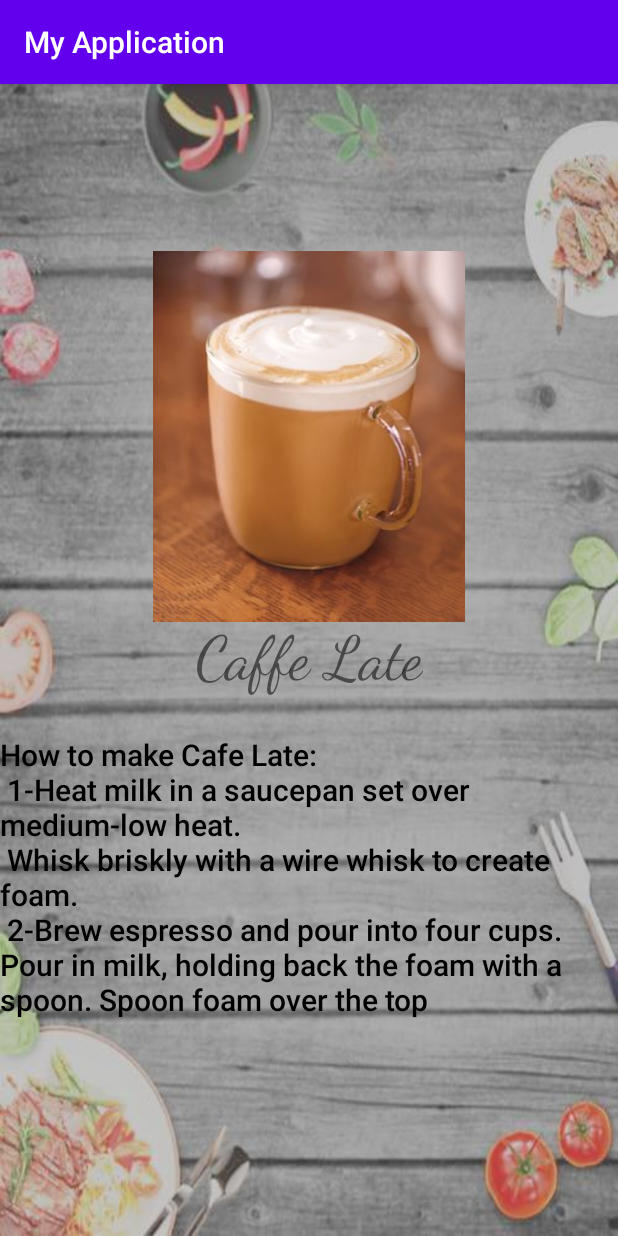
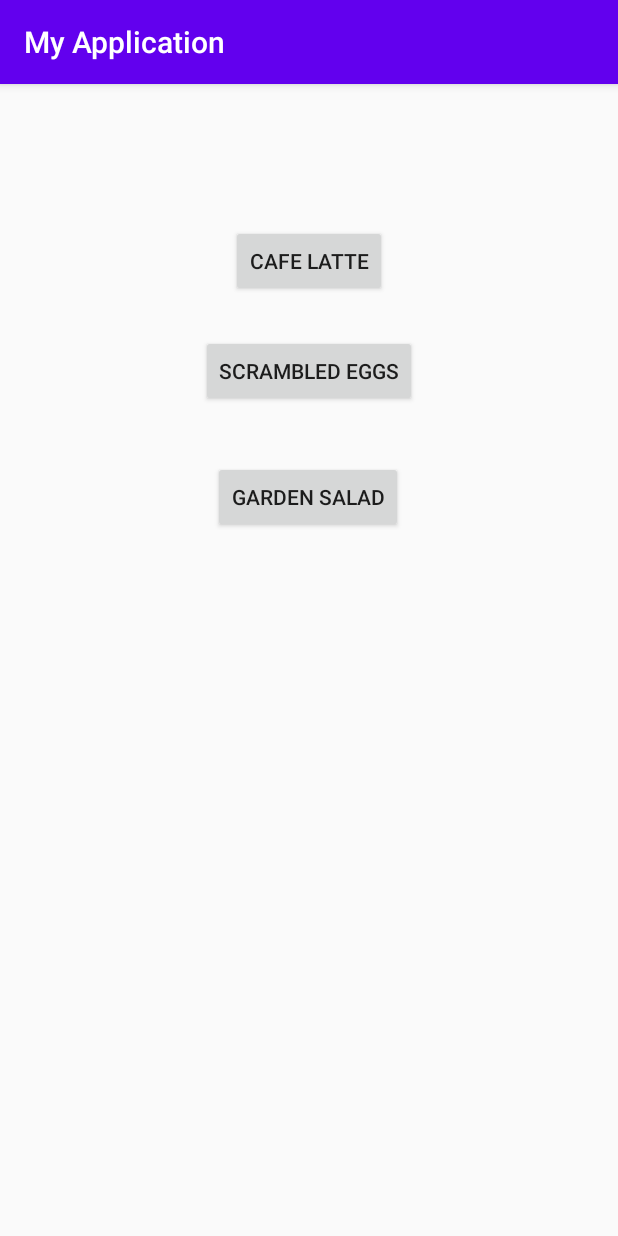
Before and after one commit to Hanan321/Recipe, an Android app: the screen it shows after launch (MainActivity), on a phone screen of 412 x 824 dp. Run offline under Robolectric (Android 15) with nearby library versions, the phone set to English and light mode, and no system bars.

Commit message:
First Recipe1

```diff
--- /dev/null
+++ b/app/src/main/res/drawable/scrambled_eggs_500x375.xml
@@ -0,0 +1,4 @@
+<?xml version="1.0" encoding="utf-8"?>
+<selector xmlns:android="http://schemas.android.com/apk/res/android">
+
+</selector>
--- a/app/src/main/res/layout-v31/activity_main.xml
+++ b/app/src/main/res/layout/activity_cafe_latte.xml
@@ -5,47 +5,40 @@
     android:layout_width="match_parent"
     android:layout_height="match_parent"
     android:background="@drawable/background"
-    tools:context=".MainActivity">
-
-    <TextView
-        android:id="@+id/textView"
-        android:layout_width="0dp"
-        android:layout_height="0dp"
-        android:layout_marginBottom="87dp"
-        android:fontFamily="sans-serif-medium"
-        android:text="@string/cafe_late_recipe"
-
-        android:textColor="@android:color/system_neutral2_1000"
-        android:textSize="20sp"
-        app:layout_constraintBottom_toBottomOf="parent"
-        app:layout_constraintEnd_toEndOf="parent"
-        app:layout_constraintHorizontal_bias="0.0"
-        app:layout_constraintStart_toStartOf="parent"
-        app:layout_constraintTop_toBottomOf="@+id/textView2" />
+    tools:context=".CafeLatte">
 
     <TextView
         android:id="@+id/textView2"
         android:layout_width="wrap_content"
         android:layout_height="wrap_content"
-        android:layout_marginBottom="26dp"
+        android:layout_marginStart="24dp"
         android:fontFamily="cursive"
         android:text="@string/caffe_late"
         android:textSize="40sp"
         app:layout_constraintBottom_toTopOf="@+id/textView"
-        app:layout_constraintEnd_toEndOf="parent"
+        app:layout_constraintStart_toStartOf="@+id/imageView" />
+
+    <TextView
+        android:id="@+id/textView"
+        android:layout_width="wrap_content"
+        android:layout_height="wrap_content"
+        android:layout_marginBottom="159dp"
+        android:background="@drawable/border"
+        android:fontFamily="sans-serif-medium"
+        android:text="@string/cafe_late_recipe"
+        android:textSize="20sp"
+        app:layout_constraintBottom_toBottomOf="parent"
         app:layout_constraintStart_toStartOf="parent"
         app:layout_constraintTop_toBottomOf="@+id/imageView" />
 
     <ImageView
         android:id="@+id/imageView"
-        android:layout_width="0dp"
-        android:layout_height="0dp"
-        android:layout_marginStart="49dp"
-        android:layout_marginTop="111dp"
-        android:layout_marginEnd="49dp"
-        app:layout_constraintBottom_toTopOf="@+id/textView2"
+        android:layout_width="200dp"
+        android:layout_height="160dp"
+        android:layout_marginTop="159dp"
+        android:layout_marginBottom="41dp"
+        app:layout_constraintBottom_toTopOf="@+id/textView"
         app:layout_constraintEnd_toEndOf="parent"
-        app:layout_constraintHorizontal_bias="0.0"
         app:layout_constraintStart_toStartOf="parent"
         app:layout_constraintTop_toTopOf="parent"
         app:srcCompat="@drawable/cafe_latte" />
--- a/app/src/main/res/layout/activity_main.xml
+++ b/app/src/main/res/layout/activity_main.xml
@@ -4,49 +4,38 @@
     xmlns:tools="http://schemas.android.com/tools"
     android:layout_width="match_parent"
     android:layout_height="match_parent"
-    android:background="@drawable/background"
     tools:context=".MainActivity">
 
-    <TextView
-        android:id="@+id/textView2"
+    <Button
+        android:id="@+id/caffe_late_b"
         android:layout_width="wrap_content"
         android:layout_height="wrap_content"
-        android:layout_marginBottom="18dp"
-        android:fontFamily="cursive"
-        android:text="@string/caffe_late"
-        android:textSize="40sp"
-        app:layout_constraintBottom_toTopOf="@+id/textView"
+        android:layout_marginStart="20dp"
+        android:layout_marginTop="94dp"
+        android:onClick="onDisplayCafeLate"
+        android:text="@string/cafe_latte"
+        app:layout_constraintStart_toStartOf="@+id/scrambled_eggs_b"
+        app:layout_constraintTop_toTopOf="parent" />
+
+    <Button
+        android:id="@+id/scrambled_eggs_b"
+        android:layout_width="wrap_content"
+        android:layout_height="wrap_content"
+        android:layout_marginTop="25dp"
+        android:onClick="onDisplayScrambledEggs"
+        android:text="@string/scrambled_eggs"
         app:layout_constraintEnd_toEndOf="parent"
         app:layout_constraintStart_toStartOf="parent"
-        app:layout_constraintTop_toBottomOf="@+id/imageView" />
+        app:layout_constraintTop_toBottomOf="@+id/caffe_late_b" />
 
-    <TextView
-        android:id="@+id/textView"
+    <Button
+        android:id="@+id/button4"
         android:layout_width="wrap_content"
         android:layout_height="wrap_content"
-        android:layout_marginBottom="136dp"
-        android:fontFamily="sans-serif-medium"
-        android:text="@string/cafe_late_recipe"
-        android:textSize="20sp"
-        app:layout_constraintBottom_toBottomOf="parent"
-        app:layout_constraintEnd_toEndOf="parent"
-        app:layout_constraintStart_toStartOf="parent"
-        app:layout_constraintTop_toBottomOf="@+id/textView2"
-        android:background="@drawable/border"
-        />
-
-    <ImageView
-        android:id="@+id/imageView"
-        android:layout_width="200dp"
-        android:layout_height="200dp"
-        android:layout_marginStart="49dp"
-        android:layout_marginTop="57dp"
-        android:layout_marginEnd="49dp"
-        android:layout_marginBottom="13dp"
-        app:layout_constraintBottom_toTopOf="@+id/textView2"
-        app:layout_constraintEnd_toEndOf="parent"
-        app:layout_constraintStart_toStartOf="parent"
-        app:layout_constraintTop_toTopOf="parent"
-        app:srcCompat="@drawable/cafe_latte" />
-
+        android:layout_marginStart="8dp"
+        android:layout_marginTop="36dp"
+        android:onClick="onDisplayGardenSalad"
+        android:text="@string/garden_salad"
+        app:layout_constraintStart_toStartOf="@+id/scrambled_eggs_b"
+        app:layout_constraintTop_toBottomOf="@+id/scrambled_eggs_b" />
 </android.support.constraint.ConstraintLayout>
--- a/app/src/main/res/values/strings.xml
+++ b/app/src/main/res/values/strings.xml
@@ -2,4 +2,13 @@
     <string name="app_name">My Application</string>
     <string name="caffe_late">Caffe Late</string>
     <string name="cafe_late_recipe">How to make Cafe Late:\n 1-Heat milk in a saucepan set over medium-low heat.\n Whisk briskly with a wire whisk to create foam.\n 2-Brew espresso and pour into four cups.\nPour in milk, holding back the foam with a spoon. Spoon foam over the top</string>
+    <string name="cafe_latte">Cafe Latte</string>
+    <string name="scrambled_eggs_recipe">1-BEAT eggs, milk, salt and pepper in medium bowl until blended.\n 2-HEAT butter in large nonstick skillet over medium heat until hot. POUR in egg mixture. As eggs begin to set, gently PULL the eggs across the pan with a spatula, forming large soft curds.\n 3-CONTINUE cooking—pulling, lifting and folding eggs—until thickened and no visible liquid egg remains. Do not stir constantly. REMOVE from heat. SERVE immediately.</string>
+    <string name="scrambled_eggs">Scrambled Eggs</string>
+    <string name="garden_salad">Garden Salad</string>
+    <string name="garden_salad_recipe">1-Chop lettuce into small, bite sized pieces. Transfer to a colander or salad spinner, rinse and dry.\n2-Rinse carrots, cucumber, green onion and cherry tomatoes. Pat dry.\n3-Cut carrots and cucumber into thin half moons and chop green onion.\n4-Dice red onion into very small pieces and halve tomatoes.\n5-Place lettuce, vegetables and tomatoes in a large bowl.\n6-Measure dressing ingredients into a small bowl or glass jar and whisk well.then apply your favorite dressing.
+</string>
+
+
+
 </resources>
```
Also changed, not shown: app/src/main/AndroidManifest.xml (+15 -0 lines), app/src/main/java/com/hfad/myapplication/CafeLatte.java (added, +13 -0 lines), app/src/main/java/com/hfad/myapplication/GardenSalad.java (added, +13 -0 lines), app/src/main/java/com/hfad/myapplication/MainActivity.java (+22 -0 lines), app/src/main/java/com/hfad/myapplication/ScrambledEggs.java (added, +13 -0 lines), app/src/main/res/layout-v31/activity_cafe_latte.xml (added, +50 -0 lines), app/src/main/res/layout-v31/activity_scrambled_eggs.xml (added, +49 -0 lines), app/src/main/res/layout/activity_garden_salad.xml (added, +46 -0 lines), app/src/main/res/layout/activity_scrambled_eggs.xml (added, +46 -0 lines), app/src/main/res/drawable/scrambled_eggs_1_new.jpeg (added), 1 other file.
